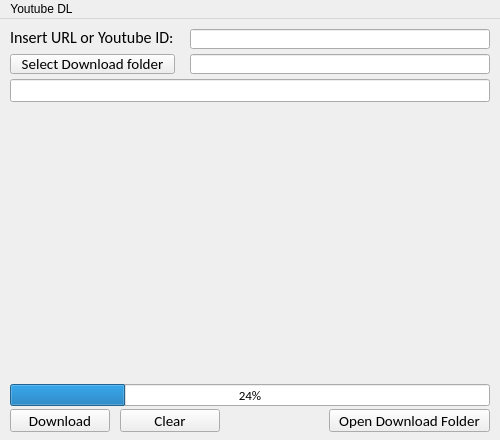
Old version of the form main.ui in the repository Phaugt/yt_dl.
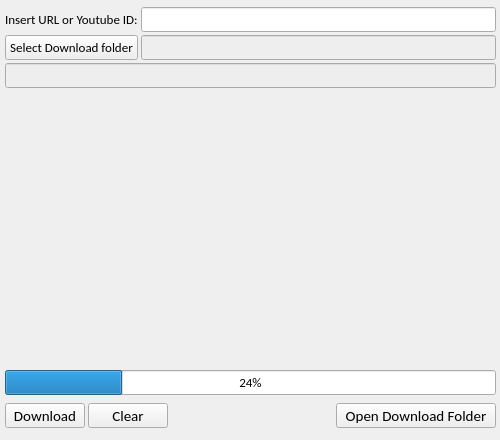
New version of the form.

What changed in the file:
```diff
--- a/main.ui
+++ b/main.ui
@@ -11,92 +11,179 @@
    </rect>
   </property>
   <property name="sizePolicy">
-   <sizepolicy hsizetype="Fixed" vsizetype="Fixed">
+   <sizepolicy hsizetype="Maximum" vsizetype="Maximum">
     <horstretch>0</horstretch>
     <verstretch>0</verstretch>
    </sizepolicy>
   </property>
+  <property name="minimumSize">
+   <size>
+    <width>500</width>
+    <height>440</height>
+   </size>
+  </property>
   <property name="maximumSize">
    <size>
-    <width>500</width>
-    <height>440</height>
+    <width>16777215</width>
+    <height>16777215</height>
    </size>
   </property>
   <property name="acceptDrops">
    <bool>false</bool>
   </property>
   <property name="windowTitle">
-   <string>Youtube Downloader</string>
-  </property>
-  <property name="styleSheet">
-   <string notr="true"/>
+   <string>YouTube - Downloader</string>
   </property>
   <widget class="QWidget" name="centralwidget">
+   <property name="maximumSize">
+    <size>
+     <width>500</width>
+     <height>440</height>
+    </size>
+   </property>
+   <widget class="QWidget" name="gridLayoutWidget">
+    <property name="geometry">
+     <rect>
+      <x>0</x>
+      <y>0</y>
+      <width>501</width>
+      <height>96</height>
+     </rect>
+    </property>
+    <layout class="QGridLayout" name="gridLayout_3">
+     <property name="leftMargin">
+      <number>5</number>
+     </property>
+     <property name="topMargin">
+      <number>5</number>
+     </property>
+     <property name="rightMargin">
+      <number>5</number>
+     </property>
+     <property name="bottomMargin">
+      <number>5</number>
+     </property>
+     <property name="horizontalSpacing">
+      <number>3</number>
+     </property>
+     <property name="verticalSpacing">
+      <number>0</number>
+     </property>
+     <item row="1" column="0">
+      <widget class="QLineEdit" name="VTitle">
+       <property name="sizePolicy">
+        <sizepolicy hsizetype="Fixed" vsizetype="Fixed">
+         <horstretch>0</horstretch>
+         <verstretch>0</verstretch>
+        </sizepolicy>
+       </property>
+       <property name="minimumSize">
+        <size>
+         <width>480</width>
+         <height>25</height>
+        </size>
+       </property>
+       <property name="maximumSize">
+        <size>
+         <width>500</width>
+         <height>23</height>
+        </size>
+       </property>
+       <property name="font">
+        <font>
+         <family>Calibri</family>
+         <pointsize>10</pointsize>
+        </font>
+       </property>
+       <property name="styleSheet">
+        <string notr="true">background-color: rgb(238, 238, 238);</string>
+       </property>
+       <property name="readOnly">
+        <bool>true</bool>
+       </property>
+      </widget>
+     </item>
+     <item row="0" column="0">
+      <layout class="QGridLayout" name="gridLayout_4">
+       <property name="spacing">
+        <number>3</number>
+       </property>
+       <item row="0" column="0">
    <widget class="QLabel" name="label">
     <property name="enabled">
      <bool>true</bool>
     </property>
-    <property name="geometry">
-     <rect>
-      <x>10</x>
-      <y>10</y>
-      <width>165</width>
-      <height>16</height>
-     </rect>
+         <property name="minimumSize">
+          <size>
+           <width>0</width>
+           <height>25</height>
+          </size>
+         </property>
+         <property name="maximumSize">
+          <size>
+           <width>16777215</width>
+           <height>25</height>
+          </size>
     </property>
     <property name="font">
      <font>
       <family>Calibri</family>
-      <pointsize>12</pointsize>
+           <pointsize>10</pointsize>
      </font>
     </property>
     <property name="text">
      <string>Insert URL or Youtube ID:</string>
     </property>
    </widget>
+       </item>
+       <item row="0" column="1">
+        <widget class="QLineEdit" name="DLink">
+         <property name="minimumSize">
+          <size>
+           <width>0</width>
+           <height>25</height>
+          </size>
+         </property>
+         <property name="font">
+          <font>
+           <family>Calibri</family>
+           <pointsize>10</pointsize>
+          </font>
+         </property>
+        </widget>
+       </item>
+       <item row="1" column="0">
    <widget class="QPushButton" name="DlLoc">
-    <property name="geometry">
-     <rect>
-      <x>10</x>
-      <y>35</y>
-      <width>165</width>
-      <height>20</height>
-     </rect>
+         <property name="minimumSize">
+          <size>
+           <width>0</width>
+           <height>25</height>
+          </size>
+         </property>
+         <property name="maximumSize">
+          <size>
+           <width>16777215</width>
+           <height>25</height>
+          </size>
     </property>
     <property name="font">
      <font>
       <family>Calibri</family>
-      <pointsize>11</pointsize>
+           <pointsize>10</pointsize>
      </font>
     </property>
     <property name="text">
      <string>Select Download folder</string>
     </property>
    </widget>
-   <widget class="QLineEdit" name="DLink">
-    <property name="geometry">
-     <rect>
-      <x>190</x>
-      <y>10</y>
-      <width>300</width>
-      <height>20</height>
-     </rect>
-    </property>
-    <property name="font">
-     <font>
-      <family>Calibri</family>
-      <pointsize>10</pointsize>
-     </font>
-    </property>
-   </widget>
+       </item>
+       <item row="1" column="1">
    <widget class="QLineEdit" name="SaveLoc">
-    <property name="geometry">
-     <rect>
-      <x>190</x>
-      <y>35</y>
-      <width>300</width>
-      <height>20</height>
-     </rect>
+         <property name="minimumSize">
+          <size>
+           <width>0</width>
+           <height>25</height>
+          </size>
     </property>
     <property name="font">
      <font>
@@ -105,20 +192,51 @@
      </font>
     </property>
     <property name="styleSheet">
-     <string notr="true"/>
+          <string notr="true">background-color: rgb(238, 238, 238);</string>
     </property>
     <property name="readOnly">
      <bool>true</bool>
     </property>
    </widget>
+       </item>
+      </layout>
+     </item>
+    </layout>
+   </widget>
+   <widget class="QWidget" name="gridLayoutWidget_3">
+    <property name="geometry">
+     <rect>
+      <x>0</x>
+      <y>367</y>
+      <width>501</width>
+      <height>71</height>
+     </rect>
+    </property>
+    <layout class="QGridLayout" name="gridLayout_5">
+     <property name="spacing">
+      <number>0</number>
+     </property>
+     <item row="1" column="0">
+      <layout class="QVBoxLayout" name="verticalLayout_2">
+       <property name="leftMargin">
+        <number>5</number>
+       </property>
+       <property name="rightMargin">
+        <number>5</number>
+       </property>
+       <item>
    <widget class="QProgressBar" name="ProgressBar">
-    <property name="geometry">
-     <rect>
-      <x>10</x>
-      <y>365</y>
-      <width>480</width>
-      <height>22</height>
-     </rect>
+         <property name="sizePolicy">
+          <sizepolicy hsizetype="Fixed" vsizetype="Fixed">
+           <horstretch>0</horstretch>
+           <verstretch>0</verstretch>
+          </sizepolicy>
+         </property>
+         <property name="maximumSize">
+          <size>
+           <width>500</width>
+           <height>25</height>
+          </size>
     </property>
     <property name="font">
      <font>
@@ -136,14 +254,64 @@
      <bool>true</bool>
     </property>
    </widget>
+       </item>
+      </layout>
+     </item>
+     <item row="2" column="0">
+      <layout class="QGridLayout" name="gridLayout_6">
+       <property name="leftMargin">
+        <number>5</number>
+       </property>
+       <property name="topMargin">
+        <number>5</number>
+       </property>
+       <property name="rightMargin">
+        <number>5</number>
+       </property>
+       <property name="bottomMargin">
+        <number>5</number>
+       </property>
+       <property name="spacing">
+        <number>3</number>
+       </property>
+       <item row="0" column="3">
+        <widget class="QPushButton" name="DFolder">
+         <property name="minimumSize">
+          <size>
+           <width>160</width>
+           <height>0</height>
+          </size>
+         </property>
+         <property name="maximumSize">
+          <size>
+           <width>160</width>
+           <height>25</height>
+          </size>
+         </property>
+         <property name="font">
+          <font>
+           <family>Calibri</family>
+           <pointsize>11</pointsize>
+          </font>
+         </property>
+         <property name="text">
+          <string>Open Download Folder</string>
+         </property>
+        </widget>
+       </item>
+       <item row="0" column="0">
    <widget class="QPushButton" name="StartDl">
-    <property name="geometry">
-     <rect>
-      <x>10</x>
-      <y>390</y>
-      <width>100</width>
-      <height>23</height>
-     </rect>
+         <property name="minimumSize">
+          <size>
+           <width>80</width>
+           <height>25</height>
+          </size>
+         </property>
+         <property name="maximumSize">
+          <size>
+           <width>80</width>
+           <height>25</height>
+          </size>
     </property>
     <property name="font">
      <font>
@@ -155,14 +323,20 @@
      <string>Download</string>
     </property>
    </widget>
+       </item>
+       <item row="0" column="1">
    <widget class="QPushButton" name="Clear">
-    <property name="geometry">
-     <rect>
-      <x>120</x>
-      <y>390</y>
-      <width>100</width>
-      <height>23</height>
-     </rect>
+         <property name="minimumSize">
+          <size>
+           <width>80</width>
+           <height>25</height>
+          </size>
+         </property>
+         <property name="maximumSize">
+          <size>
+           <width>80</width>
+           <height>25</height>
+          </size>
     </property>
     <property name="font">
      <font>
@@ -174,36 +348,35 @@
      <string>Clear</string>
     </property>
    </widget>
+       </item>
+       <item row="0" column="2">
+        <spacer name="horizontalSpacer">
+         <property name="orientation">
+          <enum>Qt::Horizontal</enum>
+         </property>
+         <property name="sizeHint" stdset="0">
+          <size>
+           <width>40</width>
+           <height>20</height>
+          </size>
+         </property>
+        </spacer>
+       </item>
+      </layout>
+     </item>
+    </layout>
+   </widget>
    <widget class="QLabel" name="thumb">
     <property name="geometry">
      <rect>
       <x>10</x>
-      <y>90</y>
+      <y>95</y>
       <width>480</width>
       <height>270</height>
-     </rect>
-    </property>
-    <property name="maximumSize">
-     <size>
-      <width>480</width>
-      <height>270</height>
-     </size>
-    </property>
-    <property name="text">
-     <string/>
-    </property>
-   </widget>
-   <widget class="QLineEdit" name="VTitle">
-    <property name="geometry">
-     <rect>
-      <x>10</x>
-      <y>60</y>
-      <width>480</width>
-      <height>23</height>
      </rect>
     </property>
     <property name="sizePolicy">
-     <sizepolicy hsizetype="Fixed" vsizetype="Fixed">
+     <sizepolicy hsizetype="Maximum" vsizetype="Maximum">
       <horstretch>0</horstretch>
       <verstretch>0</verstretch>
      </sizepolicy>
@@ -211,74 +384,20 @@
     <property name="minimumSize">
      <size>
       <width>480</width>
-      <height>23</height>
+      <height>270</height>
      </size>
     </property>
     <property name="maximumSize">
      <size>
-      <width>480</width>
-      <height>23</height>
-     </size>
-    </property>
-    <property name="font">
-     <font>
-      <family>Calibri</family>
-      <pointsize>10</pointsize>
-     </font>
-    </property>
-    <property name="readOnly">
-     <bool>true</bool>
-    </property>
-   </widget>
-   <widget class="QPushButton" name="DFolder">
-    <property name="geometry">
-     <rect>
-      <x>329</x>
-      <y>390</y>
-      <width>161</width>
-      <height>23</height>
-     </rect>
-    </property>
-    <property name="font">
-     <font>
-      <family>Calibri</family>
-      <pointsize>11</pointsize>
-     </font>
-    </property>
-    <property name="text">
-     <string>Open Download Folder</string>
-    </property>
-   </widget>
-   <widget class="QLabel" name="vsize">
-    <property name="geometry">
-     <rect>
-      <x>230</x>
-      <y>390</y>
-      <width>90</width>
-      <height>23</height>
-     </rect>
-    </property>
-    <property name="text">
-     <string/>
-    </property>
-   </widget>
-  </widget>
-  <widget class="QMenuBar" name="menubar">
-   <property name="geometry">
-    <rect>
-     <x>0</x>
-     <y>0</y>
      <width>500</width>
-     <height>21</height>
-    </rect>
-   </property>
-   <widget class="QMenu" name="menuYoutube_DL">
-    <property name="title">
-     <string>Youtube DL</string>
+      <height>300</height>
+     </size>
+    </property>
+    <property name="text">
+     <string/>
     </property>
     <addaction name="actionExit"/>
    </widget>
-   <addaction name="menuYoutube_DL"/>
   </widget>
   <action name="actionExit">
    <property name="text">
```
Left out of the diff: 23 changed lines with no effect on the pictures. Lines whose indentation alone changed are shown as unchanged.
